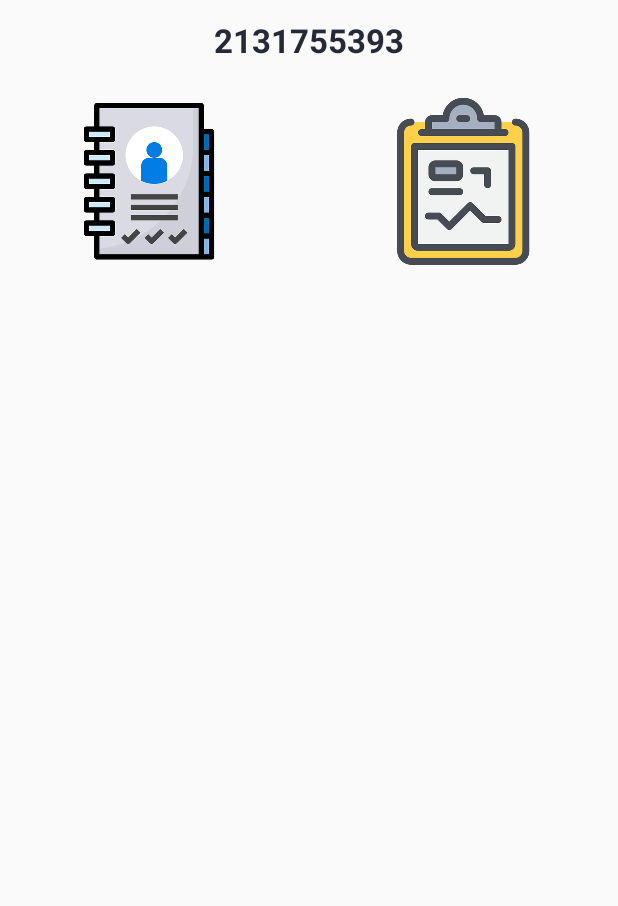
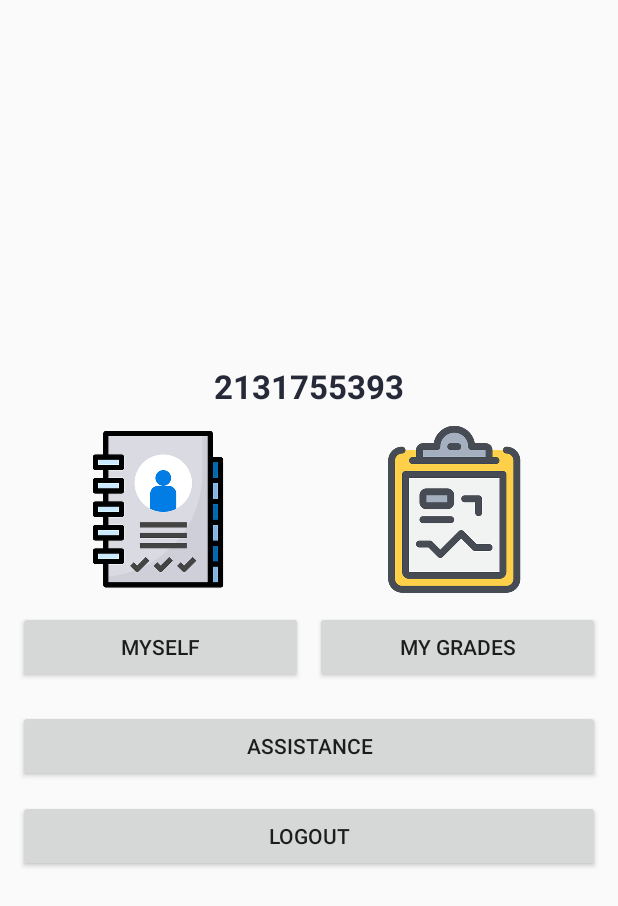
Before and after one commit to iamspd/ReportCard, an Android app: the MainActivity screen opened directly, with no data from a screen before it, on a phone screen of 412 x 824 dp. Shown: the top 906 px of the screen. Run offline under Robolectric (Android 15) with nearby library versions, the phone set to English and light mode, and no system bars.

Commit message:
Activities and Navigation Commit

```diff
--- a/app/src/main/AndroidManifest.xml
+++ b/app/src/main/AndroidManifest.xml
@@ -10,7 +10,8 @@
         android:roundIcon="@mipmap/ic_launcher_round"
         android:supportsRtl="true"
         android:theme="@style/AppTheme">
-        <activity android:name=".main.GradeActivity"></activity>
+        <activity android:name=".ProfileActivity"></activity>
+        <activity android:name=".main.GradeActivity" />
         <activity android:name=".intro.IntroActivity">
             <intent-filter>
                 <action android:name="android.intent.action.MAIN" />
--- a/app/src/main/res/layout/activity_main.xml
+++ b/app/src/main/res/layout/activity_main.xml
@@ -3,13 +3,15 @@
     xmlns:tools="http://schemas.android.com/tools"
     android:layout_width="match_parent"
     android:layout_height="match_parent"
+    android:gravity="center_vertical"
     android:orientation="vertical"
     tools:context=".main.MainActivity">
 
     <TextView
         android:id="@+id/txtMainTitle"
         style="@style/MyTextView"
-        android:layout_margin="12dp"
+        android:layout_marginStart="12dp"
+        android:layout_marginEnd="12dp"
         android:gravity="center"
         android:text="@string/welcome"
         android:textColor="@color/colorPrimary"
@@ -19,20 +21,67 @@
     <LinearLayout
         android:layout_width="match_parent"
         android:layout_height="wrap_content"
-        android:layout_marginTop="12dp">
+        android:layout_marginStart="12dp"
+        android:layout_marginTop="12dp"
+        android:layout_marginEnd="12dp">
 
         <ImageView
+            android:layout_width="0dp"
             android:layout_height="wrap_content"
-            android:layout_width="0dp"
             android:layout_weight="1"
-            android:src="@drawable/my_profile"/>
+            android:src="@drawable/my_profile" />
 
         <ImageView
+            android:layout_width="0dp"
             android:layout_height="wrap_content"
-            android:layout_width="0dp"
             android:layout_weight="1"
-            android:src="@drawable/img_grade"/>
-
+            android:src="@drawable/img_grade" />
     </LinearLayout>
 
+    <LinearLayout
+        android:layout_width="match_parent"
+        android:layout_height="wrap_content"
+        android:layout_marginStart="12dp"
+        android:layout_marginTop="12dp"
+        android:layout_marginEnd="12dp">
+
+        <Button
+            android:id="@+id/btnMyself"
+            android:layout_width="0dp"
+            android:layout_height="wrap_content"
+            android:layout_marginEnd="4dp"
+            android:layout_weight="1"
+            android:onClick="profileBtnClick"
+            android:text="@string/myself" />
+
+        <Button
+            android:id="@+id/btnMyGrades"
+            android:layout_width="0dp"
+            android:layout_height="wrap_content"
+            android:layout_marginStart="4dp"
+            android:layout_weight="1"
+            android:onClick="gradeBtnClick"
+            android:text="@string/my_grades" />
+    </LinearLayout>
+
+    <Button
+        android:id="@+id/btnAssistance"
+        android:layout_width="match_parent"
+        android:layout_height="wrap_content"
+        android:layout_marginStart="12dp"
+        android:layout_marginTop="18dp"
+        android:layout_marginEnd="12dp"
+        android:onClick="assistanceBtnClick"
+        android:text="@string/assistance" />
+
+    <Button
+        android:id="@+id/btnLogout"
+        android:layout_width="match_parent"
+        android:layout_height="wrap_content"
+        android:layout_marginStart="12dp"
+        android:layout_marginTop="12dp"
+        android:layout_marginEnd="12dp"
+        android:onClick="logOutBtnClick"
+        android:text="@string/logout" />
+
 </LinearLayout>
--- a/app/src/main/res/values/strings.xml
+++ b/app/src/main/res/values/strings.xml
@@ -82,4 +82,16 @@
     <!-- String for Welcome -->
     <string name="welcome">Welcome, </string>
 
+    <!-- MainActivity button MyProfile -->
+    <string name="myself">Myself</string>
+
+    <!-- MainActivity button Grades -->
+    <string name="my_grades">My Grades</string>
+
+    <!-- MainActivity button Assistance -->
+    <string name="assistance">Assistance</string>
+
+    <!-- MainActivity button Logout -->
+    <string name="logout">Logout</string>
+
 </resources>
```
Also changed, not shown: app/src/main/java/com/example/reportcard/ProfileActivity.java (added, +14 -0 lines), app/src/main/java/com/example/reportcard/main/MainActivity.java (+36 -0 lines), app/src/main/res/layout/activity_profile.xml (added, +9 -0 lines).
